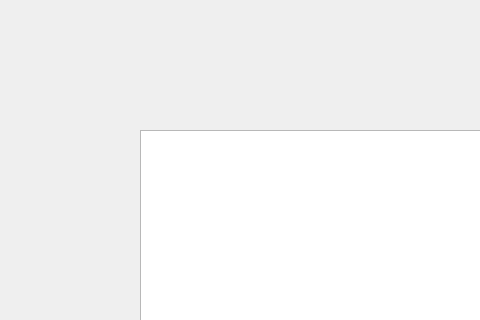
Qt form widget.ui (wuz1run/Graph) before a commit; both pictures show x 0 to 480 and y 0 to 320 of the 800 by 600 pixel window.
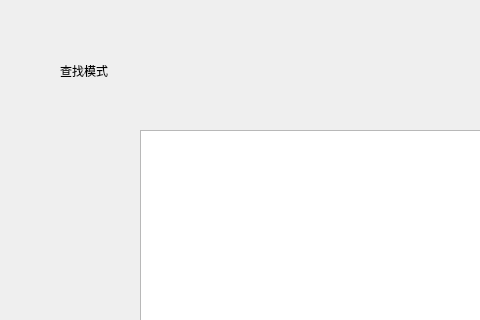
The same form after that commit.

```diff
--- a/widget.ui
+++ b/widget.ui
@@ -23,6 +23,19 @@
     </rect>
    </property>
   </widget>
+  <widget class="QLabel" name="label">
+   <property name="geometry">
+    <rect>
+     <x>60</x>
+     <y>40</y>
+     <width>121</width>
+     <height>61</height>
+    </rect>
+   </property>
+   <property name="text">
+    <string>查找模式</string>
+   </property>
+  </widget>
  </widget>
  <resources/>
  <connections/>
```
